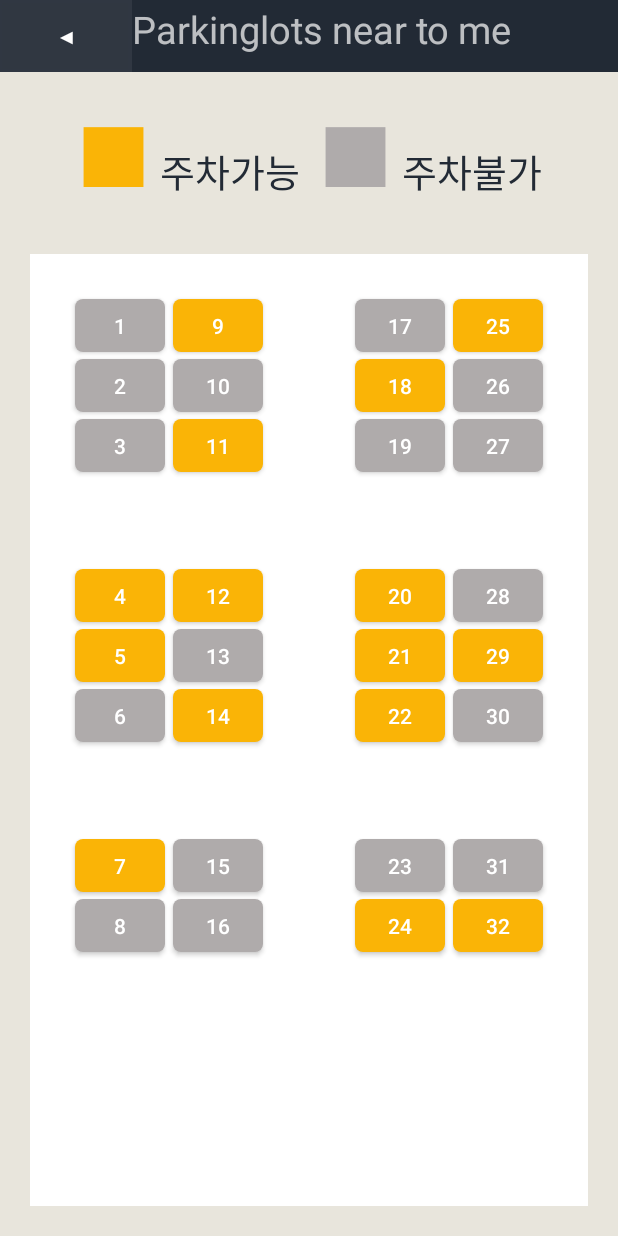
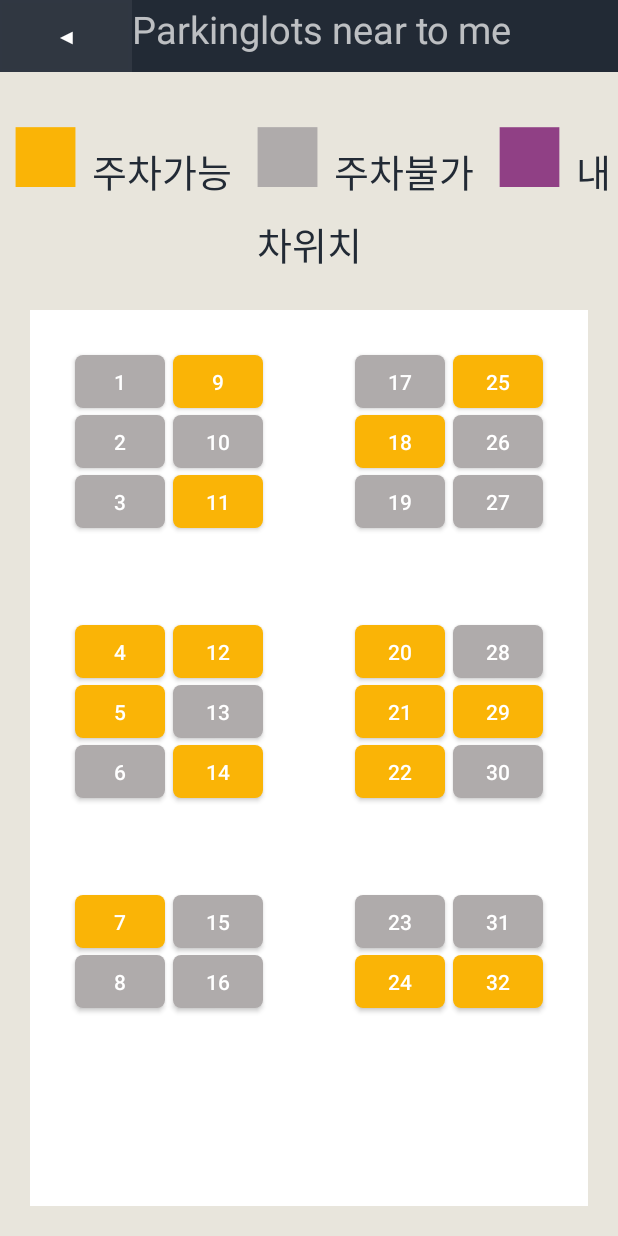
Before and after one commit to oswswo123/androidTeamP, an Android app: the ParkingLot screen opened directly, with no data from a screen before it, on a phone screen of 412 x 824 dp. Run offline under Robolectric (Android 15) with nearby library versions, the phone set to English and light mode, and no system bars.

Commit message:
주석 추가
약간 수정

```diff
--- a/UcantFindP/app/src/main/java/io/github/cheesecat47/ucantfindp/ParkingLot.java
+++ b/UcantFindP/app/src/main/java/io/github/cheesecat47/ucantfindp/ParkingLot.java
@@ -9,6 +9,8 @@ import android.text.Spanned;
 import android.text.style.AbsoluteSizeSpan;
 import android.text.style.ForegroundColorSpan;
 import android.widget.TextView;
+
+import static io.github.cheesecat47.ucantfindp.R.color.colorOurPurple;
 
 /*
     주차장의 주차된 현황을 보여주는 액티비티입니다.
@@ -27,13 +29,15 @@ public class ParkingLot extends AppCompatActivity {
 
         // 상단부분 주차가능 주차불가 부분
         TopText = (TextView)findViewById(R.id.TopText1);
-        String str = "■ 주차가능  ■ 주차불가";
+        String str = "■ 주차가능  ■ 주차불가  ■ 내차위치";
         SpannableStringBuilder spb1 = new SpannableStringBuilder(str);
         // SpannableStringBuilder를 이용해서 부분별로 색깔이랑 사이즈를 변경
         spb1.setSpan(new ForegroundColorSpan(Color.parseColor("#FAB406")), 0, 1, Spanned.SPAN_EXCLUSIVE_EXCLUSIVE);
         spb1.setSpan(new AbsoluteSizeSpan(100), 0, 1, Spanned.SPAN_EXCLUSIVE_EXCLUSIVE);
         spb1.setSpan(new ForegroundColorSpan(Color.parseColor("#afabab")), 8, 9, Spanned.SPAN_EXCLUSIVE_EXCLUSIVE);
         spb1.setSpan(new AbsoluteSizeSpan(100), 8, 9, Spanned.SPAN_EXCLUSIVE_EXCLUSIVE);
+        spb1.setSpan(new ForegroundColorSpan(getResources().getColor(R.color.colorOurPurple)), 16, 17, Spanned.SPAN_EXCLUSIVE_EXCLUSIVE);
+        spb1.setSpan(new AbsoluteSizeSpan(100), 16, 17, Spanned.SPAN_EXCLUSIVE_EXCLUSIVE);
         TopText.append(spb1);
 
         // 아직 주차버튼 리스너는 없어요... 이걸 어떻게 구현해야 할까요...?
```
Also changed, not shown: UcantFindP/app/src/main/java/io/github/cheesecat47/ucantfindp/ParkListActivity.java (+12 -0 lines).
